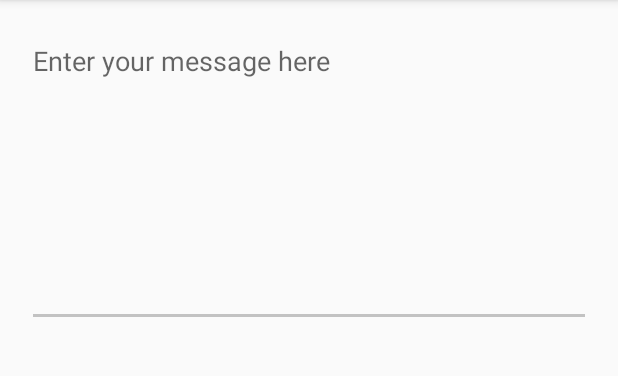
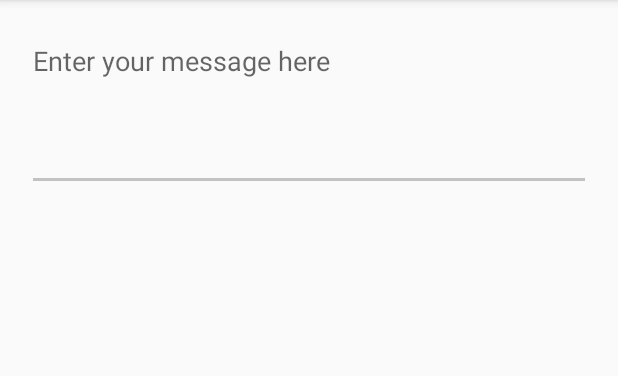
Before and after one commit to theapache64/in-line-autocomplete-edittext, an Android app: the screen it shows after launch (MainActivity), on a phone screen of 412 x 824 dp, the part 84-460 px from its top. Run offline under Robolectric (Android 15) with nearby library versions, the phone set to English and light mode, and no system bars; libraries missing offline, so code that uses them is left out: com.theapache64.twinkill.

Commit message:
🐛 fix multi-line issue

```diff
--- a/app/src/main/java/com/theapache64/inlineautocompleteedittextexample/MainActivity.kt
+++ b/app/src/main/java/com/theapache64/inlineautocompleteedittextexample/MainActivity.kt
@@ -23,8 +23,6 @@ class MainActivity : AppCompatActivity() {
             "It's been a pleasure working with you",
             "Please help me!!"
         )
-
-
     }
 
 }
--- a/app/src/main/res/layout/content_main.xml
+++ b/app/src/main/res/layout/content_main.xml
@@ -11,11 +11,15 @@
     <com.theapache64.inlineautocompleteedittextexample.InLineAutoCompleteEditText
         android:id="@+id/et_message"
         android:layout_width="0dp"
-        android:layout_height="200dp"
+        android:layout_height="wrap_content"
         android:layout_margin="18dp"
         android:gravity="start"
         android:hint="@string/hint_enter_message"
-        android:inputType="textNoSuggestions"
+        android:inputType="textMultiLine"
+        android:lines="4"
+        android:maxLines="4"
+        android:minLines="4"
+        android:singleLine="false"
         app:layout_constraintEnd_toEndOf="parent"
         app:layout_constraintStart_toStartOf="parent"
         app:layout_constraintTop_toTopOf="parent" />
```
Also changed, not shown: app/src/main/java/com/theapache64/inlineautocompleteedittextexample/InLineAutoCompleteEditText.kt (+26 -6 lines), 1 other file.
